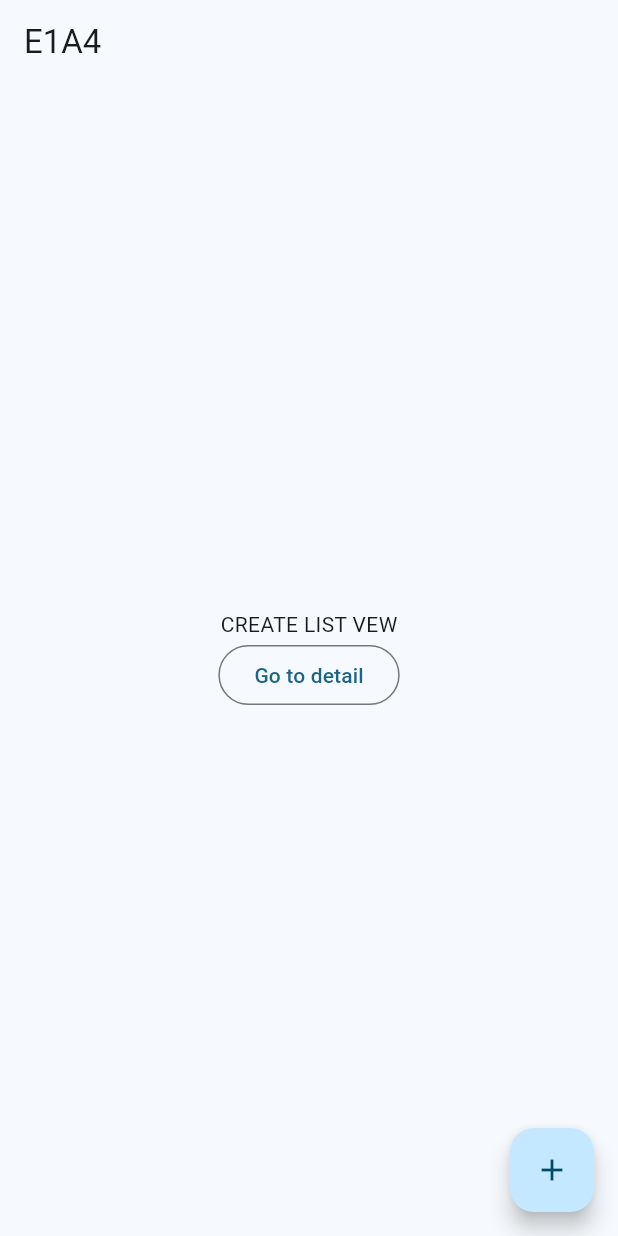
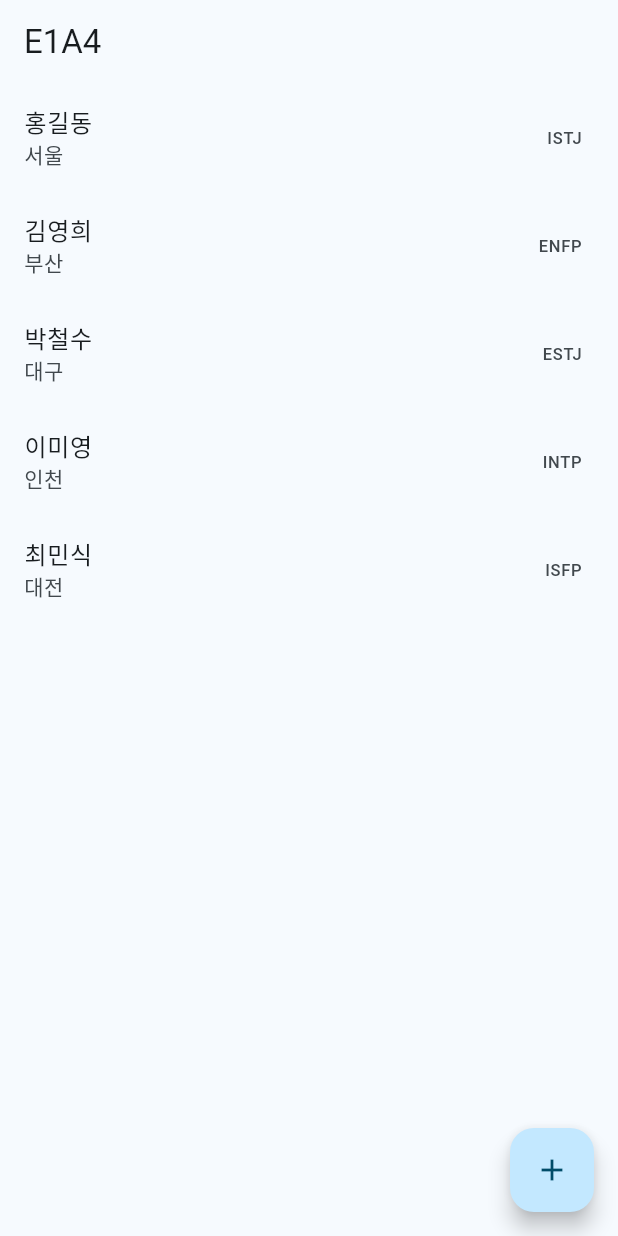
Before and after one commit to alexcho617/helloIOneEFour, a Flutter app: the screen it shows after launch, on a phone screen of 412 x 824 dp. Run offline on Flutter 3.47's test engine with Material 2 defaults, Android fonts, the phone set to English and light mode, and no system bars.

Commit message:
Added basic listview in the ListPage and basic column in DetailPage

```diff
--- a/hello_i1e4/lib/pages/listPage.dart
+++ b/hello_i1e4/lib/pages/listPage.dart
@@ -1,8 +1,13 @@
-// ignore_for_file: prefer_const_constructors_in_immutables, prefer_const_constructors
+// ignore_for_file: prefer_const_constructors_in_immutables, prefer_const_constructors, must_be_immutable
 import 'package:flutter/material.dart';
+import '../teamMember.dart';
+import 'detailPage.dart';
+import 'newPage.dart';
 
 class ListPage extends StatelessWidget {
-  ListPage({super.key});
+  ListPage({Key? key});
+
+  List<TeamMember> teamMembers = TeamMember.getDummyTeamMembers();
 
   @override
   Widget build(BuildContext context) {
@@ -11,21 +16,35 @@ class ListPage extends StatelessWidget {
       floatingActionButton: FloatingActionButton(
         child: Icon(Icons.add),
         onPressed: () {
-          print("Navigate to NewPage Pressed");
+          Navigator.push(
+            context,
+            MaterialPageRoute(
+              builder: (context) => NewPage(),
+            ),
+          );
         },
       ),
-      body: Center(
-        child: Column(
-          mainAxisAlignment: MainAxisAlignment.center,
-          children: [
-            Text('CREATE LIST VEW'),
-            OutlinedButton(
-                onPressed: () {
-                  print("Navigate to DetailPage");
-                },
-                child: Text("Go to detail"))
-          ],
-        ),
+      body: ListView.builder(
+        itemCount: teamMembers.length,
+        itemBuilder: (context, index) {
+          return GestureDetector(
+            onTap: () {
+              // Navigation logic to detail page
+              Navigator.push(
+                context,
+                MaterialPageRoute(
+                  builder: (context) =>
+                      DetailPage(teamMember: teamMembers[index]),
+                ),
+              );
+            },
+            child: ListTile(
+              title: Text(teamMembers[index].name),
+              subtitle: Text(teamMembers[index].city),
+              trailing: Text(teamMembers[index].mbti),
+            ),
+          );
+        },
       ),
     );
   }
--- /dev/null
+++ b/hello_i1e4/lib/teamMember.dart
@@ -0,0 +1,48 @@
+class TeamMember {
+  String name;
+  String mbti;
+  String city;
+  String funFact;
+
+  TeamMember({
+    required this.name,
+    required this.mbti,
+    required this.city,
+    required this.funFact,
+  });
+
+  static List<TeamMember> getDummyTeamMembers() {
+    return [
+      TeamMember(
+        name: "홍길동",
+        mbti: "ISTJ",
+        city: "서울",
+        funFact: "커피를 마시면 에너지가 넘칩니다.",
+      ),
+      TeamMember(
+        name: "김영희",
+        mbti: "ENFP",
+        city: "부산",
+        funFact: "노래를 잘 부릅니다.",
+      ),
+      TeamMember(
+        name: "박철수",
+        mbti: "ESTJ",
+        city: "대구",
+        funFact: "요리를 하는 것을 즐깁니다.",
+      ),
+      TeamMember(
+        name: "이미영",
+        mbti: "INTP",
+        city: "인천",
+        funFact: "여행을 좋아합니다.",
+      ),
+      TeamMember(
+        name: "최민식",
+        mbti: "ISFP",
+        city: "대전",
+        funFact: "악기 연주를 잘합니다.",
+      ),
+    ];
+  }
+}
```
Also changed, not shown: hello_i1e4/lib/pages/detailPage.dart (+29 -0 lines), 1 other file.
